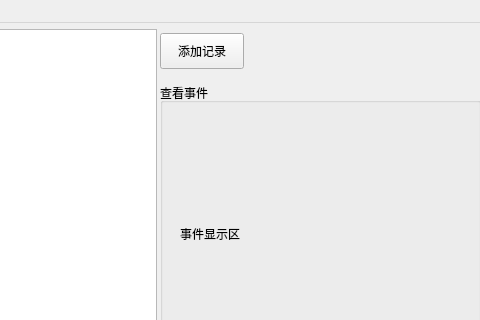
Old version of the form mainwindow.ui in the repository JackLovel/ToDoList; both pictures show x 320 to 800 and y 0 to 320 of the 800 by 600 pixel window.
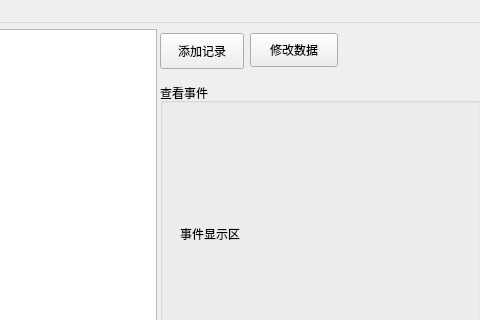
New version of the form.

Commit message: 添加 修改信息的对话框

```diff
--- a/mainwindow.ui
+++ b/mainwindow.ui
@@ -63,6 +63,19 @@
      </property>
     </widget>
    </widget>
+   <widget class="QPushButton" name="buttonEdit">
+    <property name="geometry">
+     <rect>
+      <x>570</x>
+      <y>10</y>
+      <width>88</width>
+      <height>34</height>
+     </rect>
+    </property>
+    <property name="text">
+     <string>修改数据</string>
+    </property>
+   </widget>
   </widget>
   <widget class="QMenuBar" name="menubar">
    <property name="geometry">
```
The commit also changes 8 other files.
